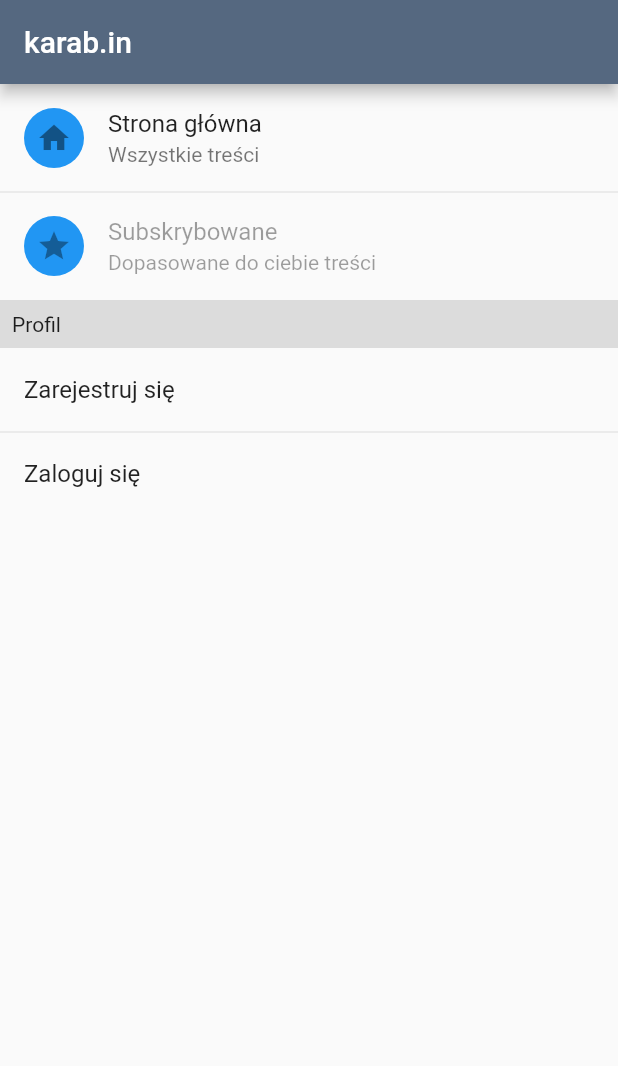
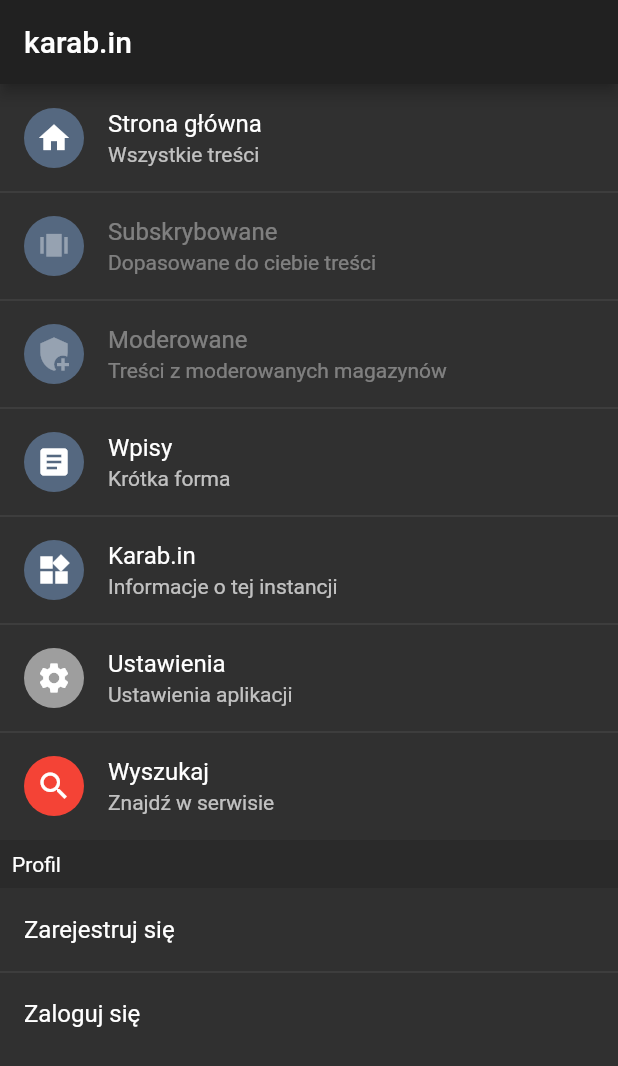
Before and after one commit to ernestwisniewski/kbin-mobile, a Flutter app: the screen it shows after launch, on a phone screen of 412 x 824 dp. Shown: the top 1066 px of the screen. Run offline on Flutter 3.47's test engine with Material 2 defaults, Android fonts, the phone set to English and light mode, and no system bars; our stand-ins replace hexcolor.

Commit message:
Menu items

```diff
--- a/lib/main.dart
+++ b/lib/main.dart
@@ -1,5 +1,6 @@
 import 'package:flutter/material.dart';
 import 'package:kbin_mobile/helpers/colors.dart';
+import 'package:kbin_mobile/screens/front_screen.dart';
 import 'package:kbin_mobile/screens/menu_screen.dart';
 
 void main() {
@@ -13,12 +14,18 @@
   Widget build(BuildContext context) {
     return MaterialApp(
         title: 'karab.in',
+        themeMode: ThemeMode.dark,
         theme: ThemeData(
-          primarySwatch: KbinColors().fromHex('556880'),
+          brightness: Brightness.light,
+          visualDensity: VisualDensity.adaptivePlatformDensity,
+        ),
+        darkTheme: ThemeData(
+          brightness: Brightness.dark,
         ),
         initialRoute: '/',
         routes: {
           '/': (context) => MenuScreen(),
+          '/front': (context) => FrontScreen(),
         });
   }
 }
--- a/lib/screens/home_screen.dart
+++ b/lib/screens/front_screen.dart
@@ -1,7 +1,7 @@
 import 'package:flutter/material.dart';
 
-class MenuScreen extends StatelessWidget {
-  const MenuScreen({Key? key}) : super(key: key);
+class FrontScreen extends StatelessWidget {
+  const FrontScreen({Key? key}) : super(key: key);
 
   @override
   Widget build(BuildContext context) {
--- a/lib/screens/menu_screen.dart
+++ b/lib/screens/menu_screen.dart
@@ -1,4 +1,5 @@
 import 'package:flutter/material.dart';
+import 'package:kbin_mobile/helpers/colors.dart';
 
 class MenuScreen extends StatelessWidget {
   const MenuScreen({Key? key}) : super(key: key);
@@ -26,25 +27,27 @@
                     decoration: BoxDecoration(
                         color: mainMenuEntries[index].iconContainerColor,
                         shape: BoxShape.circle),
-                    child: (mainMenuEntries[index].title == 'Karab.in')
-                        ? Image.asset('assets/karabin_icon.png')
-                        : mainMenuEntries[index].icon
-                    // @todo
-                    ),
+                    child: mainMenuEntries[index].icon
+                  // @todo
+                ),
                 title: Text(mainMenuEntries[index].title),
                 subtitle: Text(mainMenuEntries[index].subtitle ?? ''),
-                enabled: (mainMenuEntries[index].title == 'Subskrybowane'
+                enabled: (mainMenuEntries[index].title == 'Subskrybowane' ||
+                    mainMenuEntries[index].title == 'Moderowane'
                     ? false
                     : true),
                 // @todo
                 onTap: () {
-                  Navigator.popAndPushNamed(
+                  // Navigator.popAndPushNamed(
+                  //         context, mainMenuEntries[index].route);
+                  //   },
+                  Navigator.pushNamed(
                       context, mainMenuEntries[index].route);
                 },
               );
             },
             separatorBuilder: (BuildContext context, int index) =>
-                const Divider(height: 0),
+            const Divider(height: 0),
           ),
           Container(
               color: Colors.black12,
@@ -65,7 +68,7 @@
               );
             },
             separatorBuilder: (BuildContext context, int index) =>
-                const Divider(height: 0),
+            const Divider(height: 0),
           ),
         ],
       ),
@@ -80,7 +83,11 @@
   final Icon? icon;
   final Color? iconContainerColor;
 
-  MenuItem({required this.title, this.subtitle, required this.route, this.icon, this.iconContainerColor});
+  MenuItem({required this.title,
+    this.subtitle,
+    required this.route,
+    this.icon,
+    this.iconContainerColor});
 }
 
 class Menu {
@@ -95,15 +102,45 @@
     MenuItem(
         title: 'Strona główna',
         subtitle: 'Wszystkie treści',
-        route: '/',
+        route: '/front',
         icon: const Icon(Icons.home),
-        iconContainerColor: Colors.blue),
+        iconContainerColor: KbinColors().fromHex('556880')),
     MenuItem(
         title: 'Subskrybowane',
         subtitle: 'Dopasowane do ciebie treści',
         route: '/',
-        icon: Icon(Icons.star),
-        iconContainerColor: Colors.blue)
+        icon: Icon(Icons.amp_stories),
+        iconContainerColor: KbinColors().fromHex('556880')),
+    MenuItem(
+        title: 'Moderowane',
+        subtitle: 'Treści z moderowanych magazynów',
+        route: '/',
+        icon: Icon(Icons.add_moderator),
+        iconContainerColor: KbinColors().fromHex('556880')),
+    MenuItem(
+        title: 'Wpisy',
+        subtitle: 'Krótka forma',
+        route: '/',
+        icon: Icon(Icons.article),
+        iconContainerColor: KbinColors().fromHex('556880')),
+    MenuItem(
+        title: 'Karab.in',
+        subtitle: 'Informacje o tej instancji',
+        route: '/instance',
+        icon: Icon(Icons.widgets),
+        iconContainerColor: KbinColors().fromHex('556880')),
+    MenuItem(
+        title: 'Ustawienia',
+        subtitle: 'Ustawienia aplikacji',
+        route: '/home',
+        icon: Icon(Icons.settings),
+        iconContainerColor: Colors.grey),
+    MenuItem(
+        title: 'Wyszukaj',
+        subtitle: 'Znajdź w serwisie',
+        route: '/home',
+        icon: Icon(Icons.search),
+        iconContainerColor: Colors.red),
   ];
 
   static List<MenuItem> profileMenuEntries = <MenuItem>[
```
